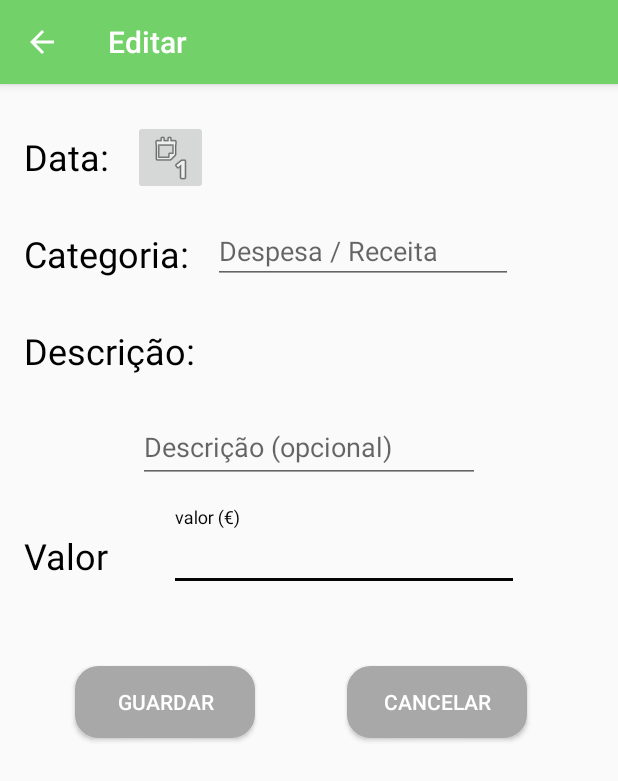
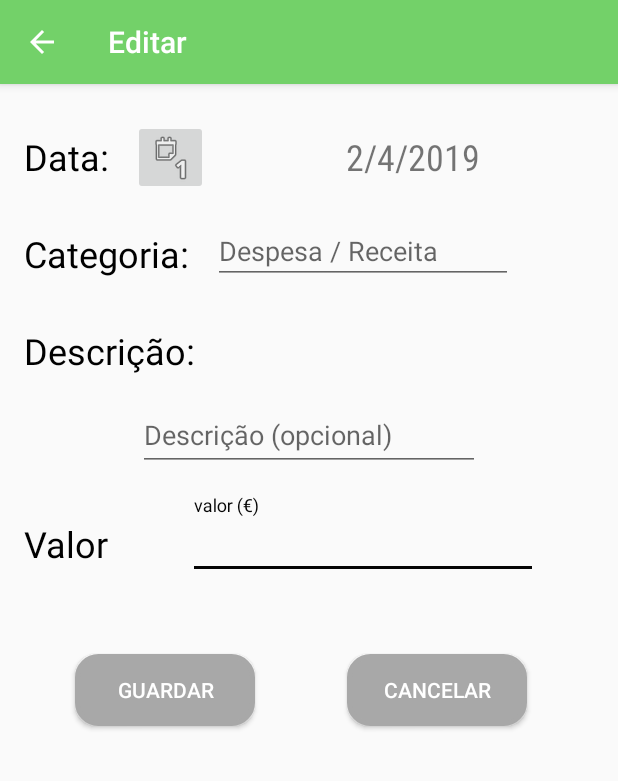
Before and after one commit to VagnerBomJesus/MyFinances, an Android app: the Editar screen opened directly, with no data from a screen before it, on a phone screen of 412 x 824 dp. Shown: the top 781 px of the screen. Run offline under Robolectric (Android 15) with nearby library versions, the phone set to English and light mode, and no system bars.

Commit message:
Commit data atual in Editar

```diff
--- a/app/src/main/java/pt/vagner/myfinances/Editar.java
+++ b/app/src/main/java/pt/vagner/myfinances/Editar.java
@@ -10,7 +10,10 @@ import androidx.appcompat.app.AppCompatActivity;
 import androidx.appcompat.widget.Toolbar;
 
 import android.view.View;
+import android.widget.TextView;
 import android.widget.Toast;
+
+import java.util.Calendar;
 
 public class Editar extends AppCompatActivity {
 
@@ -23,6 +26,8 @@ public class Editar extends AppCompatActivity {
 
 
         getSupportActionBar().setDisplayHomeAsUpEnabled(true);
+
+        setDefaultDateToTextView();///visualizar data atual
     }
     public void guardar(View view){
         Toast.makeText(getApplicationContext(),"Guardaro Com sucesso",Toast.LENGTH_LONG).show();
@@ -33,4 +38,43 @@ public class Editar extends AppCompatActivity {
         finish();
     }
 
+    /**
+     * @return dia atual
+     */
+    private int getCurrentDay(){
+        Calendar c = Calendar.getInstance();
+        int dia = c.get(Calendar.DAY_OF_MONTH);
+        return dia;
+    }
+
+    /**
+     * @return mes atual
+     */
+    private int getCurrentMonth(){
+        Calendar c = Calendar.getInstance();
+        int month = c.get(Calendar.MONTH)+1;
+        return month;
+    }
+
+    /**
+     * @return ano atual
+     */
+    private int getCurrentYear(){
+        Calendar c = Calendar.getInstance();
+        int ano = c.get(Calendar.YEAR);
+        return ano;
+    }
+    /**
+     * coloca na textview da data a data atual dd/mm/yyyy
+     */
+    private void setDefaultDateToTextView(){
+        TextView textViewDate = (TextView) findViewById(R.id.textViewSelectedDateDespesa);
+
+        int dia = getCurrentDay();
+        int mes = getCurrentMonth();
+        int ano = getCurrentYear();
+
+        textViewDate.setText(""+dia+"/"+mes+"/"+ano);
+    }
+
 }
--- a/app/src/main/res/layout/content_editar.xml
+++ b/app/src/main/res/layout/content_editar.xml
@@ -14,7 +14,7 @@
         android:layout_height="wrap_content"
         android:layout_marginStart="@dimen/Margin50"
         android:layout_marginLeft="@dimen/Margin50"
-        android:layout_marginTop="50dp"
+        android:layout_marginTop="@dimen/Margin50"
         android:background="@drawable/buttoncancelar_shape"
         android:onClick="guardar"
         android:text="@string/guardar"
@@ -24,7 +24,7 @@
 
     <TextView
         android:id="@+id/textView21"
-        android:layout_width="wrap_content"
+        android:layout_width="82dp"
         android:layout_height="wrap_content"
         android:layout_marginStart="@dimen/fab_margin"
         android:layout_marginLeft="@dimen/fab_margin"
@@ -69,11 +69,11 @@
         android:id="@+id/textViewSelectedDateDespesa"
         android:layout_width="wrap_content"
         android:layout_height="wrap_content"
+        android:layout_marginStart="@dimen/fa_margin"
+        android:layout_marginLeft="@dimen/fa_margin"
+        android:layout_marginTop="32dp"
         android:layout_marginEnd="@dimen/fa_margin"
-        android:layout_marginLeft="@dimen/fa_margin"
         android:layout_marginRight="@dimen/fa_margin"
-        android:layout_marginStart="@dimen/fa_margin"
-        android:layout_marginTop="@dimen/fab_margin"
         android:textSize="24sp"
         app:fontFamily="sans-serif-condensed"
         app:layout_constraintEnd_toEndOf="parent"
@@ -138,6 +138,7 @@
         app:layout_constraintTop_toBottomOf="@+id/textInputLayout2">
 
         <com.google.android.material.textfield.TextInputEditText
+            android:id="@+id/textInputEditText"
             android:layout_width="@dimen/Margin233"
             android:layout_height="wrap_content"
             android:hint="@string/valor_euros"
@@ -150,7 +151,7 @@
         android:layout_height="wrap_content"
         android:layout_marginStart="@dimen/fa_margin"
         android:layout_marginLeft="@dimen/fa_margin"
-        android:layout_marginTop="@dimen/fab_margin"
+        android:layout_marginTop="8dp"
         android:layout_marginEnd="@dimen/fa_margin"
         android:layout_marginRight="@dimen/fa_margin"
         app:layout_constraintEnd_toEndOf="parent"
```
